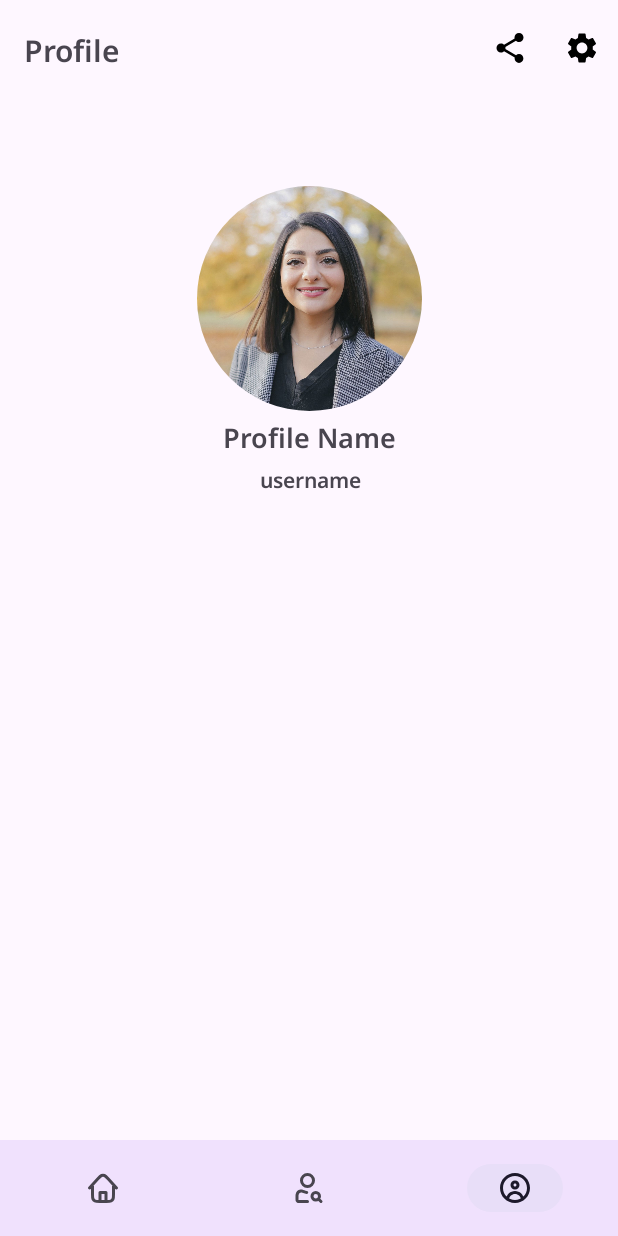
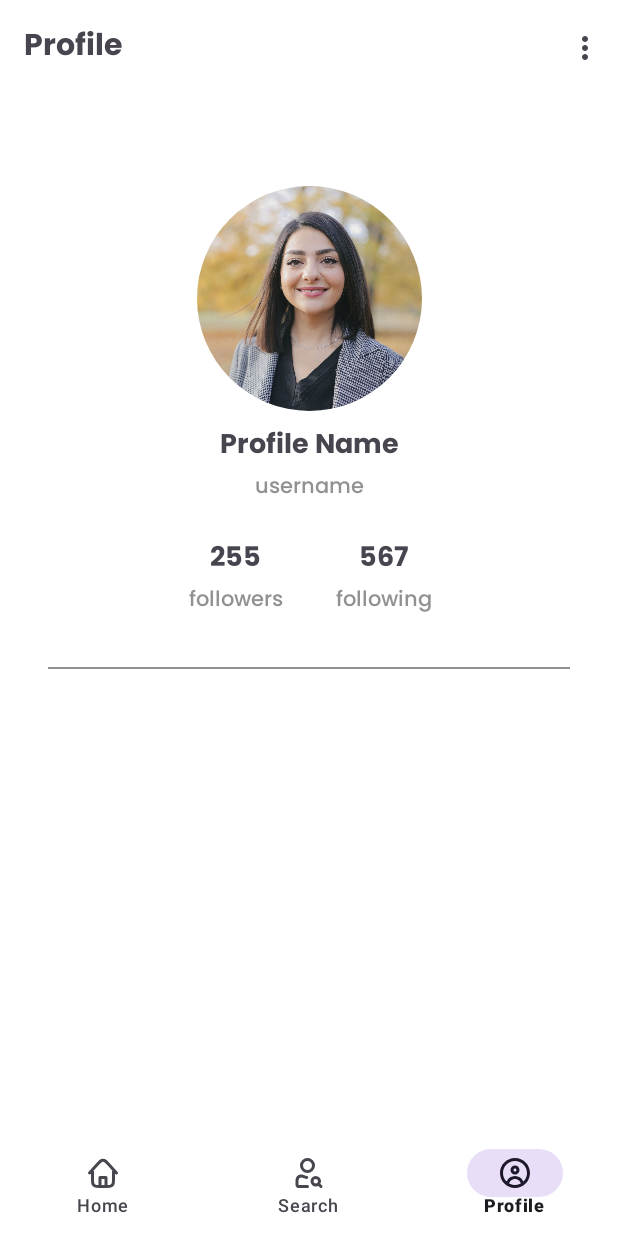
Before and after one commit to dwiaziprasetya/GithubUserApp, an Android app: the ProfileFragment screen opened through its navigation route, on a phone screen of 412 x 824 dp. Run offline under Robolectric (Android 15) with nearby library versions, the phone set to English and light mode, and no system bars; our stand-ins replace CircleImageView, navigation-ui.

Commit message:
Menambahkan following dan followers pada profile fragment

```diff
--- a/app/src/main/res/drawable/baseline_account_circle_24.xml
+++ /dev/null
@@ -1,5 +0,0 @@
-<vector android:height="24dp" android:tint="#000000"
-    android:viewportHeight="24" android:viewportWidth="24"
-    android:width="24dp" xmlns:android="http://schemas.android.com/apk/res/android">
-    <path android:fillColor="@android:color/white" android:pathData="M12,2C6.48,2 2,6.48 2,12s4.48,10 10,10s10,-4.48 10,-10S17.52,2 12,2zM12,6c1.93,0 3.5,1.57 3.5,3.5S13.93,13 12,13s-3.5,-1.57 -3.5,-3.5S10.07,6 12,6zM12,20c-2.03,0 -4.43,-0.82 -6.14,-2.88C7.55,15.8 9.68,15 12,15s4.45,0.8 6.14,2.12C16.43,19.18 14.03,20 12,20z"/>
-</vector>
--- a/app/src/main/res/drawable/baseline_search_24.xml
+++ /dev/null
@@ -1,5 +0,0 @@
-<vector android:height="24dp" android:tint="#000000"
-    android:viewportHeight="24" android:viewportWidth="24"
-    android:width="24dp" xmlns:android="http://schemas.android.com/apk/res/android">
-    <path android:fillColor="@android:color/white" android:pathData="M15.5,14h-0.79l-0.28,-0.27C15.41,12.59 16,11.11 16,9.5 16,5.91 13.09,3 9.5,3S3,5.91 3,9.5 5.91,16 9.5,16c1.61,0 3.09,-0.59 4.23,-1.57l0.27,0.28v0.79l5,4.99L20.49,19l-4.99,-5zM9.5,14C7.01,14 5,11.99 5,9.5S7.01,5 9.5,5 14,7.01 14,9.5 11.99,14 9.5,14z"/>
-</vector>
--- a/app/src/main/res/drawable/ic_dashboard_black_24dp.xml
+++ /dev/null
@@ -1,9 +0,0 @@
-<vector xmlns:android="http://schemas.android.com/apk/res/android"
-    android:width="24dp"
-    android:height="24dp"
-    android:viewportWidth="24.0"
-    android:viewportHeight="24.0">
-    <path
-        android:fillColor="#FF000000"
-        android:pathData="M3,13h8L11,3L3,3v10zM3,21h8v-6L3,15v6zM13,21h8L21,11h-8v10zM13,3v6h8L21,3h-8z" />
-</vector>
--- a/app/src/main/res/drawable/ic_home_black_24dp.xml
+++ /dev/null
@@ -1,9 +0,0 @@
-<vector xmlns:android="http://schemas.android.com/apk/res/android"
-    android:width="24dp"
-    android:height="24dp"
-    android:viewportWidth="24.0"
-    android:viewportHeight="24.0">
-    <path
-        android:fillColor="#FF000000"
-        android:pathData="M10,20v-6h4v6h5v-8h3L12,3 2,12h3v8z" />
-</vector>
--- a/app/src/main/res/layout/activity_main.xml
+++ b/app/src/main/res/layout/activity_main.xml
@@ -2,21 +2,9 @@
 <androidx.constraintlayout.widget.ConstraintLayout xmlns:android="http://schemas.android.com/apk/res/android"
     xmlns:app="http://schemas.android.com/apk/res-auto"
     android:id="@+id/container"
+    android:background="@color/white"
     android:layout_width="match_parent"
     android:layout_height="match_parent">
-
-    <com.google.android.material.bottomnavigation.BottomNavigationView
-        android:id="@+id/nav_view"
-        android:layout_width="0dp"
-        android:layout_height="?attr/actionBarSize"
-        android:layout_marginStart="0dp"
-        android:layout_marginEnd="0dp"
-        app:labelVisibilityMode="unlabeled"
-        android:background="?android:attr/windowBackground"
-        app:layout_constraintBottom_toBottomOf="parent"
-        app:layout_constraintLeft_toLeftOf="parent"
-        app:layout_constraintRight_toRightOf="parent"
-        app:menu="@menu/bottom_nav_menu" />
 
     <fragment
         android:id="@+id/nav_host_fragment_activity_main"
@@ -30,4 +18,16 @@
         app:layout_constraintTop_toTopOf="parent"
         app:navGraph="@navigation/mobile_navigation" />
 
+    <com.google.android.material.bottomnavigation.BottomNavigationView
+        android:id="@+id/nav_view"
+        android:layout_width="wrap_content"
+        android:layout_height="70dp"
+        android:layout_marginStart="0dp"
+        android:layout_marginEnd="0dp"
+        android:background="?attr/colorOnPrimary"
+        app:layout_constraintBottom_toBottomOf="parent"
+        app:layout_constraintLeft_toLeftOf="parent"
+        app:layout_constraintRight_toRightOf="parent"
+        app:menu="@menu/bottom_nav_menu"/>
+
 </androidx.constraintlayout.widget.ConstraintLayout>
--- a/app/src/main/res/layout/fragment_home.xml
+++ b/app/src/main/res/layout/fragment_home.xml
@@ -3,11 +3,13 @@
     xmlns:app="http://schemas.android.com/apk/res-auto"
     xmlns:tools="http://schemas.android.com/tools"
     android:layout_width="match_parent"
+    android:background="@color/white"
     android:layout_height="match_parent"
     tools:context=".ui.home.HomeFragment">
 
     <com.google.android.material.appbar.AppBarLayout
         android:layout_width="match_parent"
+        android:background="@color/white"
         android:layout_height="wrap_content"
         app:layout_constraintEnd_toEndOf="parent"
         app:layout_constraintStart_toStartOf="parent"
--- a/app/src/main/res/layout/fragment_profile.xml
+++ b/app/src/main/res/layout/fragment_profile.xml
@@ -3,11 +3,13 @@
     xmlns:tools="http://schemas.android.com/tools"
     android:layout_width="match_parent"
     android:layout_height="match_parent"
+    android:background="@color/white"
     xmlns:app="http://schemas.android.com/apk/res-auto"
     tools:context=".ui.profile.ProfileFragment">
 
     <com.google.android.material.appbar.AppBarLayout
         android:id="@+id/app_bar_profile"
+        android:background="@color/white"
         android:layout_width="match_parent"
         android:layout_height="wrap_content"
         app:layout_constraintEnd_toEndOf="parent"
@@ -15,12 +17,12 @@
         app:layout_constraintTop_toTopOf="parent">
 
         <com.google.android.material.appbar.MaterialToolbar
-            android:fitsSystemWindows="true"
             android:layout_width="match_parent"
             android:layout_height="?attr/actionBarSize"
-            app:titleTextAppearance="@style/toolbar_text"
+            android:fitsSystemWindows="true"
             app:menu="@menu/profile_menu"
-            app:title="@string/title_profile"/>
+            app:title="@string/title_profile"
+            app:titleTextAppearance="@style/toolbar_text" />
 
     </com.google.android.material.appbar.AppBarLayout>
 
@@ -40,23 +42,97 @@
         android:id="@+id/tv_profile_name"
         android:layout_width="wrap_content"
         android:layout_height="wrap_content"
-        android:fontFamily="@font/notosanssemibold"
+        android:layout_marginTop="8dp"
+        android:fontFamily="@font/poppinsbold"
         android:text="@string/profile_name"
         android:textSize="18sp"
         app:layout_constraintEnd_toEndOf="@+id/ci_profile_image"
         app:layout_constraintStart_toStartOf="@+id/ci_profile_image"
-        app:layout_constraintTop_toBottomOf="@+id/ci_profile_image"/>
+        app:layout_constraintTop_toBottomOf="@+id/ci_profile_image" />
 
     <TextView
         android:id="@+id/tv_profile_username"
         android:layout_width="wrap_content"
         android:layout_height="wrap_content"
-        android:fontFamily="@font/notosanssemibold"
+        android:textColor="@color/grey"
+        android:fontFamily="@font/poppinsmedium"
         android:text="@string/profile_username"
         android:textSize="14sp"
         app:layout_constraintEnd_toEndOf="@+id/tv_profile_name"
         app:layout_constraintStart_toStartOf="@+id/tv_profile_name"
         app:layout_constraintTop_toBottomOf="@+id/tv_profile_name" />
 
+    <View
+        android:id="@+id/v_line"
+        android:layout_width="1dp"
+        android:layout_height="30dp"
+        android:layout_marginTop="20dp"
+        android:background="@android:color/transparent"
+        app:layout_constraintEnd_toEndOf="@+id/tv_profile_username"
+        app:layout_constraintStart_toStartOf="@+id/tv_profile_username"
+        app:layout_constraintTop_toBottomOf="@id/tv_profile_username" />
+
+    <TextView
+        android:id="@+id/tv_followers_count"
+        android:layout_width="wrap_content"
+        android:layout_height="wrap_content"
+        android:layout_marginEnd="32dp"
+        android:fontFamily="@font/poppinsbold"
+        android:text="@string/followers_count_template"
+        android:textSize="18sp"
+        app:layout_constraintEnd_toStartOf="@+id/v_line"
+        app:layout_constraintHorizontal_bias="1.0"
+        app:layout_constraintStart_toStartOf="parent"
+        app:layout_constraintTop_toTopOf="@+id/v_line" />
+
+    <TextView
+        android:id="@+id/tv_followers_template"
+        android:layout_width="wrap_content"
+        android:layout_height="wrap_content"
+        android:fontFamily="@font/poppinsmedium"
+        android:text="@string/followers_template"
+        android:textColor="@color/grey"
+        android:textSize="14sp"
+        app:layout_constraintEnd_toEndOf="@+id/tv_followers_count"
+        app:layout_constraintStart_toStartOf="@+id/tv_followers_count"
+        app:layout_constraintTop_toBottomOf="@+id/tv_followers_count" />
+
+    <TextView
+        android:id="@+id/tv_following_count_template"
+        android:layout_width="wrap_content"
+        android:layout_height="wrap_content"
+        android:layout_marginStart="32dp"
+        android:fontFamily="@font/poppinsbold"
+        android:text="@string/following_count_template"
+        android:textSize="18sp"
+        app:layout_constraintEnd_toEndOf="parent"
+        app:layout_constraintHorizontal_bias="0.0"
+        app:layout_constraintStart_toEndOf="@+id/v_line"
+        app:layout_constraintTop_toTopOf="@+id/v_line" />
+
+    <TextView
+        android:id="@+id/tv_following_template"
+        android:layout_width="wrap_content"
+        android:layout_height="wrap_content"
+        android:fontFamily="@font/poppinsmedium"
+        android:text="@string/following_template"
+        android:textColor="@color/grey"
+        android:textSize="14sp"
+        app:layout_constraintEnd_toEndOf="@+id/tv_following_count_template"
+        app:layout_constraintStart_toStartOf="@+id/tv_following_count_template"
+        app:layout_constraintTop_toBottomOf="@+id/tv_following_count_template"/>
+
+    <View
+        android:layout_width="match_parent"
+        android:layout_height="1dp"
+        android:layout_marginStart="32dp"
+        android:layout_marginTop="32dp"
+        android:layout_marginEnd="32dp"
+        android:background="@color/grey"
+        app:layout_constraintEnd_toEndOf="parent"
+        app:layout_constraintStart_toStartOf="parent"
+        app:layout_constraintTop_toBottomOf="@+id/tv_followers_template"/>
+
+
 
 </androidx.constraintlayout.widget.ConstraintLayout>
--- a/app/src/main/res/layout/fragment_search.xml
+++ b/app/src/main/res/layout/fragment_search.xml
@@ -3,11 +3,13 @@
     xmlns:tools="http://schemas.android.com/tools"
     android:layout_width="match_parent"
     android:layout_height="match_parent"
+    android:background="@color/white"
     xmlns:app="http://schemas.android.com/apk/res-auto"
     tools:context=".ui.search.SearchFragment">
 
     <com.google.android.material.appbar.AppBarLayout
         android:layout_width="match_parent"
+        android:background="@color/white"
         android:layout_height="wrap_content"
         app:layout_constraintEnd_toEndOf="parent"
         app:layout_constraintStart_toStartOf="parent"
--- a/app/src/main/res/menu/profile_menu.xml
+++ b/app/src/main/res/menu/profile_menu.xml
@@ -1,14 +1,18 @@
 <?xml version="1.0" encoding="utf-8"?>
 <menu xmlns:android="http://schemas.android.com/apk/res/android"
     xmlns:app="http://schemas.android.com/apk/res-auto">
+<!--    <item-->
+<!--        android:id="@+id/share_menu"-->
+<!--        android:title="@string/share_menu"-->
+<!--        android:icon="@drawable/baseline_share_24"-->
+<!--        app:showAsAction="ifRoom"/>-->
+<!--    <item-->
+<!--        android:id="@+id/setting_menu"-->
+<!--        android:title="@string/setting_menu"-->
+<!--        android:icon="@drawable/baseline_settings_24"-->
+<!--        app:showAsAction="always"/>-->
     <item
-        android:id="@+id/share_menu"
-        android:title="@string/share_menu"
-        android:icon="@drawable/baseline_share_24"
-        app:showAsAction="ifRoom"/>
-    <item
-        android:id="@+id/setting_menu"
-        android:title="@string/setting_menu"
-        android:icon="@drawable/baseline_settings_24"
-        app:showAsAction="always"/>
+        android:id="@+id/edit_profile_menu"
+        android:title="@string/edit_profile_menu"
+        app:showAsAction="never"/>
 </menu>
--- a/app/src/main/res/values/colors.xml
+++ b/app/src/main/res/values/colors.xml
@@ -7,4 +7,5 @@
     <color name="teal_700">#FF018786</color>
     <color name="black">#FF000000</color>
     <color name="white">#FFFFFFFF</color>
+    <color name="grey">#919191</color>
 </resources>
--- a/app/src/main/res/values/strings.xml
+++ b/app/src/main/res/values/strings.xml
@@ -9,4 +9,9 @@
     <string name="share_menu">Share</string>
     <string name="profile_name">Profile Name</string>
     <string name="profile_username">username</string>
+    <string name="edit_profile_menu">Edit Profile</string>
+    <string name="following_count_template">567</string>
+    <string name="followers_count_template">255</string>
+    <string name="followers_template">followers</string>
+    <string name="following_template">following</string>
 </resources>
--- a/app/src/main/res/values/themes.xml
+++ b/app/src/main/res/values/themes.xml
@@ -15,7 +15,7 @@
         <!-- Customize your theme here. -->
     </style>
     <style name="toolbar_text">
-        <item name="android:fontFamily">@font/notosanssemibold</item>
+        <item name="android:fontFamily">@font/poppinsbold</item>
         <item name="android:textSize">20sp</item>
     </style>
 </resources>
```
Also changed, not shown: app/src/main/res/font/poppinsblack.ttf (added), app/src/main/res/font/poppinsbold.ttf (added), app/src/main/res/font/poppinsextrabold.ttf (added), app/src/main/res/font/poppinsmedium.ttf (added), app/src/main/res/font/poppinsregular.ttf (added).
